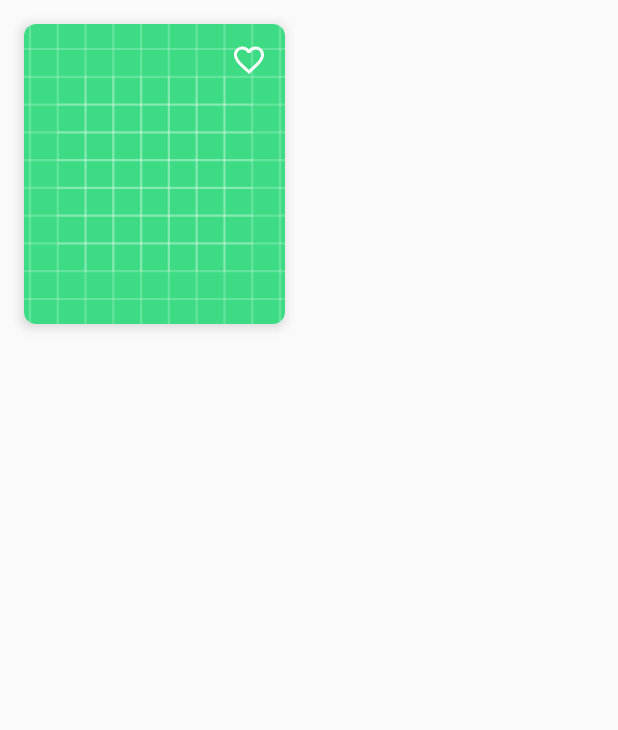
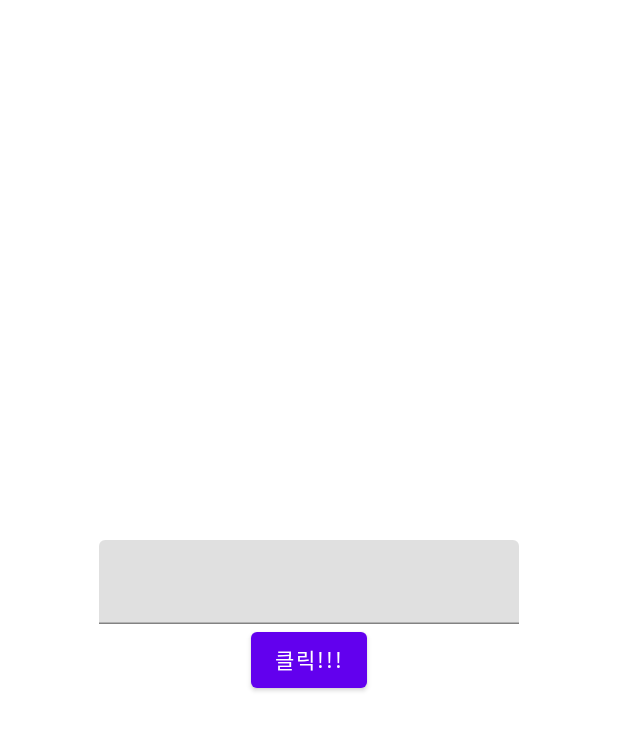
Before and after one commit to tkdgusl94/compose-sample, an Android app built with Jetpack Compose: the screen it shows after launch (MainActivity), on a phone screen of 412 x 824 dp. Shown: the top 730 px of the screen. Run offline under Robolectric (Android 15) with nearby library versions, the phone set to English and light mode, and no system bars.

Commit message:
Scaffold 샘플

```diff
--- a/app/src/main/java/com/leveloper/compose_sample/MainActivity.kt
+++ b/app/src/main/java/com/leveloper/compose_sample/MainActivity.kt
@@ -4,81 +4,78 @@ import android.os.Bundle
 import androidx.activity.ComponentActivity
 import androidx.activity.compose.setContent
 import androidx.compose.foundation.Image
+import androidx.compose.foundation.layout.Arrangement
 import androidx.compose.foundation.layout.Box
+import androidx.compose.foundation.layout.Column
 import androidx.compose.foundation.layout.fillMaxSize
 import androidx.compose.foundation.layout.fillMaxWidth
 import androidx.compose.foundation.layout.height
 import androidx.compose.foundation.layout.padding
 import androidx.compose.foundation.shape.RoundedCornerShape
+import androidx.compose.material.Button
 import androidx.compose.material.Card
 import androidx.compose.material.Icon
 import androidx.compose.material.IconButton
+import androidx.compose.material.Scaffold
+import androidx.compose.material.Text
+import androidx.compose.material.TextField
 import androidx.compose.material.icons.Icons
 import androidx.compose.material.icons.filled.Favorite
 import androidx.compose.material.icons.filled.FavoriteBorder
+import androidx.compose.material.rememberScaffoldState
 import androidx.compose.runtime.Composable
+import androidx.compose.runtime.MutableState
 import androidx.compose.runtime.getValue
 import androidx.compose.runtime.mutableStateOf
+import androidx.compose.runtime.remember
+import androidx.compose.runtime.rememberCoroutineScope
 import androidx.compose.runtime.saveable.rememberSaveable
 import androidx.compose.runtime.setValue
 import androidx.compose.ui.Alignment
+import androidx.compose.ui.ExperimentalComposeUiApi
 import androidx.compose.ui.Modifier
 import androidx.compose.ui.graphics.Color
 import androidx.compose.ui.layout.ContentScale
+import androidx.compose.ui.platform.LocalSoftwareKeyboardController
 import androidx.compose.ui.res.painterResource
 import androidx.compose.ui.unit.dp
+import androidx.lifecycle.lifecycleScope
+import kotlinx.coroutines.launch
 
+@ExperimentalComposeUiApi
 class MainActivity : ComponentActivity() {
     override fun onCreate(savedInstanceState: Bundle?) {
         super.onCreate(savedInstanceState)
 
         setContent {
-            var isFavorite by rememberSaveable { mutableStateOf(false) }
-            ImageCard(
-                modifier = Modifier
-                    .fillMaxWidth(0.5f)
-                    .padding(16.dp),
-                isFavorite = isFavorite
+            val (text, setValue) = remember {
+                mutableStateOf("")
+            }
+
+            val scaffoldState = rememberScaffoldState()
+            val scope = rememberCoroutineScope()
+            val keyboardController = LocalSoftwareKeyboardController.current
+
+            Scaffold(
+                scaffoldState = scaffoldState,
             ) {
-                isFavorite = it
-            }
-        }
-    }
-}
-
-@Composable
-fun ImageCard(
-    modifier: Modifier = Modifier,
-    isFavorite: Boolean,
-    onClickFavorite: (Boolean) -> Unit
-) {
-    Card(
-        modifier = modifier,
-        shape = RoundedCornerShape(8.dp),
-        elevation = 5.dp
-    ) {
-        Box(
-            modifier = Modifier
-                .height(200.dp)
-        ) {
-            Image(
-                modifier = Modifier.fillMaxSize(),
-                painter = painterResource(id = R.drawable.ic_launcher_background),
-                contentDescription = "poster",
-                contentScale = ContentScale.Crop
-            )
-            Box(
-                modifier = Modifier.fillMaxSize(),
-                contentAlignment = Alignment.TopEnd
-            ) {
-                IconButton(onClick = {
-                    onClickFavorite(!isFavorite)
-                }) {
-                    Icon(
-                        imageVector = if (isFavorite) Icons.Default.Favorite else Icons.Default.FavoriteBorder,
-                        contentDescription = "favorite",
-                        tint = Color.White
+                Column(
+                    modifier = Modifier.fillMaxSize(),
+                    verticalArrangement = Arrangement.Center,
+                    horizontalAlignment = Alignment.CenterHorizontally
+                ) {
+                    TextField(
+                        value = text,
+                        onValueChange = setValue
                     )
+                    Button(onClick = {
+                        keyboardController?.hide()
+                        scope.launch {
+                            scaffoldState.snackbarHostState.showSnackbar("Hello $text")
+                        }
+                    }) {
+                        Text(text = "클릭!!!")
+                    }
                 }
             }
         }
```
